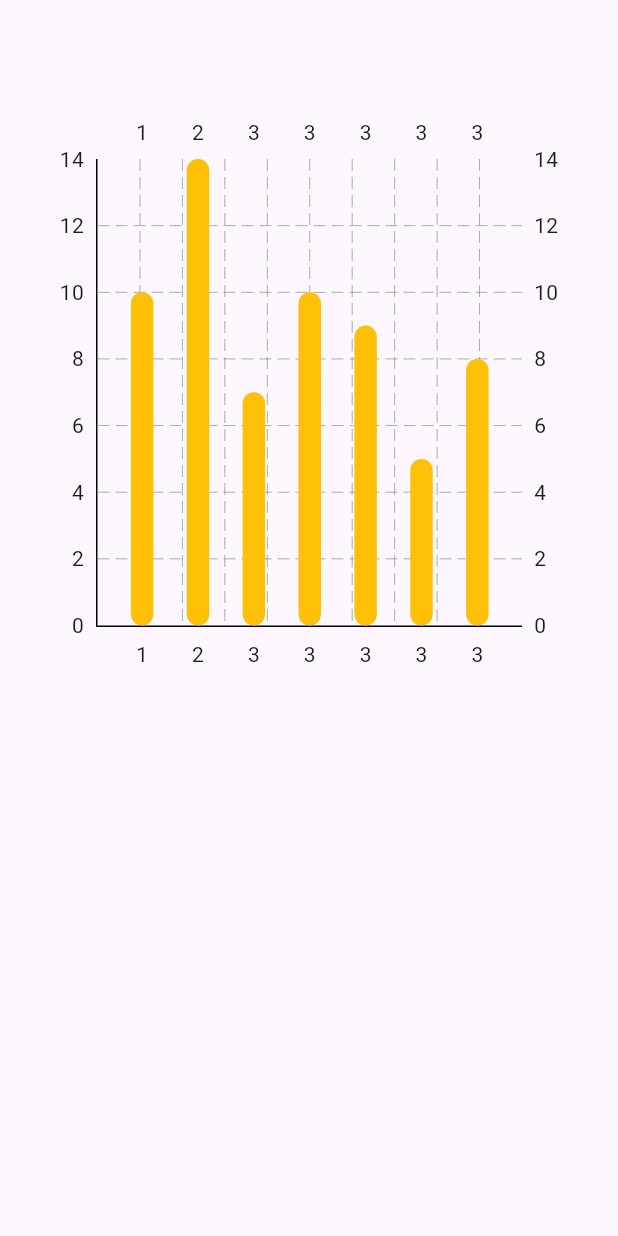
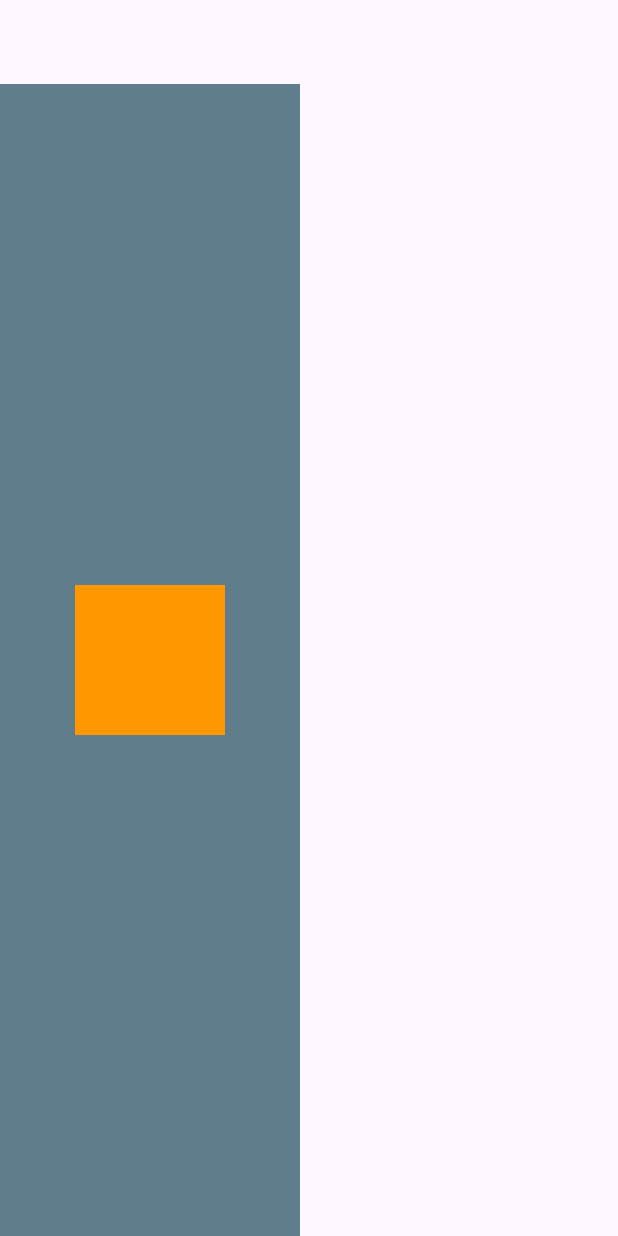
Before and after one commit to Inoyatovlee/Flutter-widgets, a Flutter app: the screen it shows after launch, on a phone screen of 412 x 824 dp. Run offline on Flutter 3.47's test engine with Material 3 defaults, Android fonts, the phone set to English and light mode, and no system bars; drawn by our look-alikes of fl_chart; our stand-ins replace permission_handler.

Commit message:
Center Page

```diff
--- a/lib/main.dart
+++ b/lib/main.dart
@@ -1,4 +1,5 @@
 import 'package:flutter/material.dart';
+import 'package:flutter_widgets/widgets/CenterPage.dart';
 import 'package:flutter_widgets/widgets/ContainerPage.dart';
 import 'package:flutter_widgets/widgets/Fl_ChardPage.dart';
 import 'package:flutter_widgets/widgets/Fl_ChardPage2.dart';
@@ -38,7 +39,7 @@ class MyApp extends StatelessWidget {
         colorScheme: ColorScheme.fromSeed(seedColor: Colors.deepPurple),
         useMaterial3: true,
       ),
-      home: const Fl_ChardPage3(),
+      home: const CenterPage(),
     );
   }
 }
--- /dev/null
+++ b/lib/widgets/CenterPage.dart
@@ -0,0 +1,28 @@
+import 'package:flutter/material.dart';
+
+class CenterPage extends StatefulWidget {
+  const CenterPage({super.key});
+
+  @override
+  State<CenterPage> createState() => _CenterPageState();
+}
+
+class _CenterPageState extends State<CenterPage> {
+  @override
+  Widget build(BuildContext context) {
+    return Scaffold(
+      appBar: AppBar(),
+      body: Container(
+        color: Colors.blueGrey,
+        child: Center(
+            widthFactor: 2,
+            //heightFactor: 2,
+            child: Container(
+              width: 100,
+              height: 100,
+              color: Colors.orange,
+            )),
+      ),
+    );
+  }
+}
--- a/lib/widgets/Fl_ChardPage3.dart
+++ b/lib/widgets/Fl_ChardPage3.dart
@@ -1,6 +1,7 @@
 import 'package:fl_chart/fl_chart.dart';
 import 'package:flutter/material.dart';
 
+// ignore: camel_case_types
 class Fl_ChardPage3 extends StatefulWidget {
   const Fl_ChardPage3({super.key});
 
@@ -14,12 +15,12 @@ class _Fl_ChardPage3State extends State<Fl_ChardPage3> {
     return Scaffold(
       appBar: AppBar(),
       body: Padding(
-        padding: EdgeInsets.all(20),
+        padding: const EdgeInsets.all(20),
         child: AspectRatio(
           aspectRatio: 1,
           child: BarChart(BarChartData(
               borderData: FlBorderData(
-                border: Border(
+                border: const Border(
                   top: BorderSide.none,
                   right: BorderSide.none,
                   left: BorderSide(width: 1),
```
